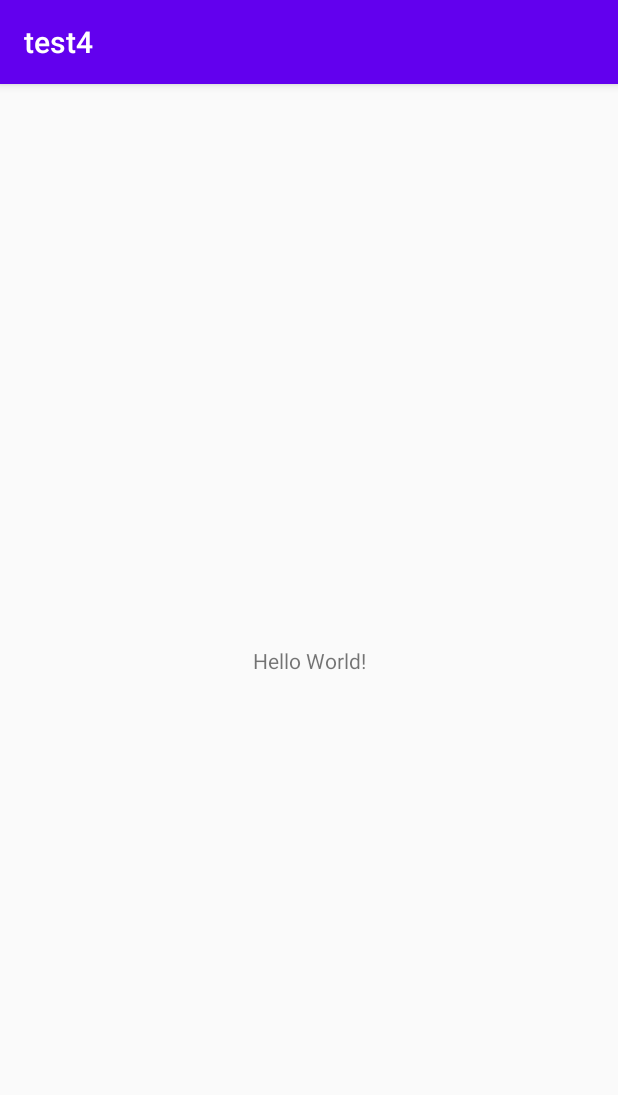
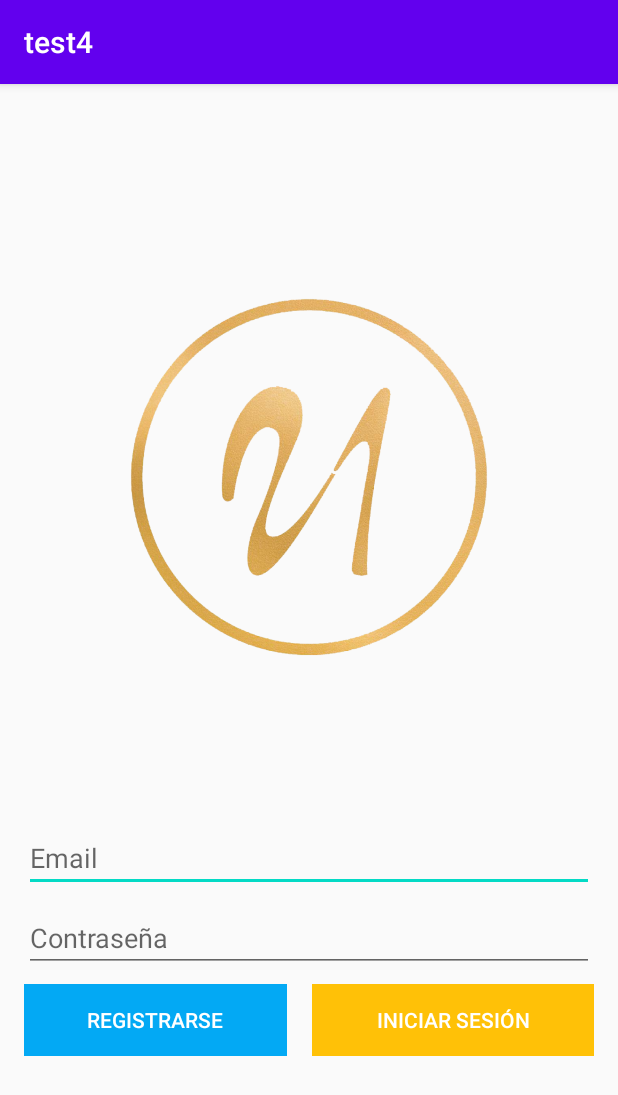
Before and after one commit to GRX-R/test4, an Android app: the screen it shows after launch (MainActivity), on a phone screen of 412 x 824 dp. Shown: the top 1095 px of the screen. Run offline under Robolectric (Android 15) with nearby library versions, the phone set to English and light mode, and no system bars.

Commit message:
Cambios Generales, Se añadió el logo, Primera Layout en proceso, colores, strings y más.

```diff
--- a/app/src/main/res/layout/activity_main.xml
+++ b/app/src/main/res/layout/activity_main.xml
@@ -6,13 +6,89 @@
     android:layout_height="match_parent"
     tools:context=".MainActivity">
 
-    <TextView
-        android:layout_width="wrap_content"
+    <LinearLayout
+        android:id="@+id/linearLayout"
+        android:layout_width="match_parent"
         android:layout_height="wrap_content"
-        android:text="Hello World!"
+        android:layout_marginStart="16dp"
+        android:layout_marginLeft="16dp"
+        android:layout_marginTop="480dp"
+        android:layout_marginEnd="16dp"
+        android:layout_marginRight="16dp"
+        android:layout_marginBottom="102dp"
+        android:orientation="vertical"
         app:layout_constraintBottom_toBottomOf="parent"
-        app:layout_constraintLeft_toLeftOf="parent"
-        app:layout_constraintRight_toRightOf="parent"
-        app:layout_constraintTop_toTopOf="parent" />
+        app:layout_constraintEnd_toEndOf="parent"
+        app:layout_constraintStart_toStartOf="parent"
+        app:layout_constraintTop_toTopOf="parent">
 
+        <EditText
+            android:id="@+id/emailInput"
+            android:layout_width="match_parent"
+            android:layout_height="40dp"
+            android:autofillHints=""
+            android:ems="10"
+            android:hint="@string/email"
+            android:inputType="textEmailAddress" />
+
+        <Space
+            android:layout_width="match_parent"
+            android:layout_height="8dp" />
+
+        <EditText
+            android:id="@+id/editTextTextPassword"
+            android:layout_width="match_parent"
+            android:layout_height="wrap_content"
+            android:autofillHints=""
+            android:ems="10"
+            android:hint="@string/pass"
+            android:inputType="textPassword" />
+
+        <Space
+            android:layout_width="match_parent"
+            android:layout_height="8dp" />
+
+        <LinearLayout
+            android:layout_width="match_parent"
+            android:layout_height="match_parent"
+            android:orientation="horizontal">
+
+            <Button
+                android:id="@+id/registroBot"
+                style="@style/Widget.AppCompat.Button.Borderless"
+                android:layout_width="wrap_content"
+                android:layout_height="wrap_content"
+                android:layout_weight="1"
+                android:background="@color/colorAzul"
+                android:text="@string/regis"
+                android:textColor="@color/colorBlanco" />
+
+            <Space
+                android:layout_width="wrap_content"
+                android:layout_height="wrap_content"
+                android:layout_weight="0.2" />
+
+            <Button
+                android:id="@+id/inicioBot"
+                style="@style/Widget.AppCompat.Button.Borderless"
+                android:layout_width="wrap_content"
+                android:layout_height="wrap_content"
+                android:layout_weight="1"
+                android:background="@color/colorNaranja"
+                android:text="@string/iniciar"
+                android:textColor="@color/colorBlanco" />
+        </LinearLayout>
+    </LinearLayout>
+
+    <ImageView
+        android:id="@+id/imageView"
+        android:layout_width="245dp"
+        android:layout_height="252dp"
+        android:contentDescription="@string/imagenes"
+        app:layout_constraintBottom_toTopOf="@+id/linearLayout"
+        app:layout_constraintEnd_toEndOf="parent"
+        app:layout_constraintStart_toStartOf="parent"
+        app:layout_constraintTop_toTopOf="parent"
+        app:layout_constraintVertical_bias="0.552"
+        app:srcCompat="@drawable/Logo" />
 </androidx.constraintlayout.widget.ConstraintLayout>
--- a/app/src/main/res/values/colors.xml
+++ b/app/src/main/res/values/colors.xml
@@ -3,4 +3,7 @@
     <color name="colorPrimary">#6200EE</color>
     <color name="colorPrimaryDark">#3700B3</color>
     <color name="colorAccent">#03DAC5</color>
+    <color name="colorAzul">#03A9F4</color>
+    <color name="colorNaranja">#FFC107</color>
+    <color name="colorBlanco">#FFFFFF</color>
 </resources>
--- a/app/src/main/res/values/strings.xml
+++ b/app/src/main/res/values/strings.xml
@@ -1,3 +1,8 @@
 <resources>
     <string name="app_name">test4</string>
+    <string name="email">Email</string>
+    <string name="pass">Contraseña</string>
+    <string name="regis">Registrarse</string>
+    <string name="iniciar">Iniciar Sesión</string>
+    <string name="imagenes">Imagen</string>
 </resources>
```
Also changed, not shown: app/src/main/res/drawable/Logo.png (added).
